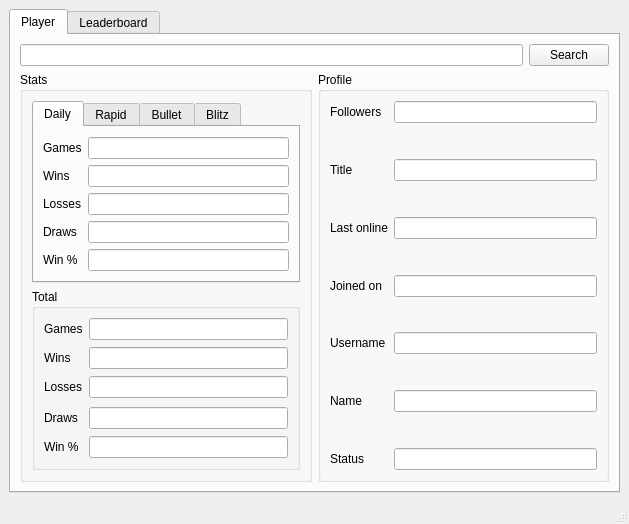
afmdiazh/Chess-Dot-Py, file src/interface/main_window.ui: the form before one commit.
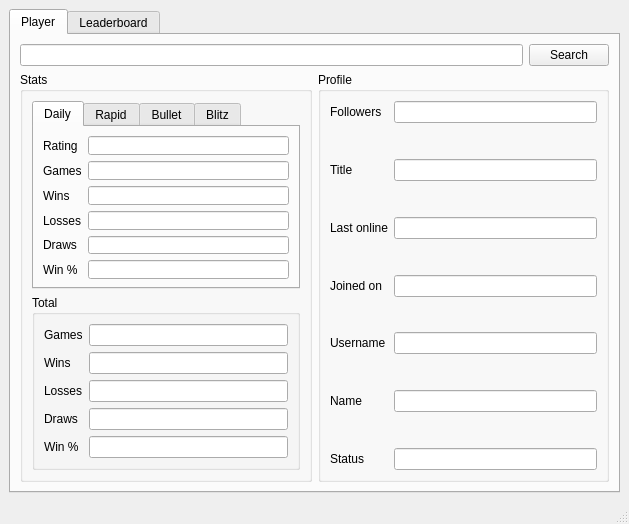
The form after the commit.

Commit message: UI: Added rating to subsections

```diff
--- a/src/interface/main_window.ui
+++ b/src/interface/main_window.ui
@@ -213,79 +213,89 @@
                   <attribute name="title">
                    <string>Daily</string>
                   </attribute>
-                  <layout class="QVBoxLayout" name="verticalLayout">
-                   <item>
+                  <layout class="QGridLayout" name="gridLayout">
+                   <item row="0" column="0">
                     <layout class="QGridLayout" name="gridLayoutDaily">
-                     <item row="4" column="0">
-                      <widget class="QLabel" name="labelDailyDraws">
-                       <property name="text">
-                        <string>Draws</string>
-                       </property>
-                      </widget>
-                     </item>
-                     <item row="5" column="0">
+                     <item row="6" column="0">
                       <widget class="QLabel" name="labelDailyWinrate">
                        <property name="text">
                         <string>Win %</string>
                        </property>
                       </widget>
                      </item>
-                     <item row="2" column="0">
+                     <item row="5" column="0">
+                      <widget class="QLabel" name="labelDailyDraws">
+                       <property name="text">
+                        <string>Draws</string>
+                       </property>
+                      </widget>
+                     </item>
+                     <item row="3" column="0">
                       <widget class="QLabel" name="labelDailyWins">
                        <property name="text">
                         <string>Wins</string>
                        </property>
                       </widget>
                      </item>
-                     <item row="3" column="0">
-                      <widget class="QLabel" name="labelDailyLosses">
-                       <property name="text">
-                        <string>Losses</string>
-                       </property>
-                      </widget>
-                     </item>
-                     <item row="0" column="0">
-                      <widget class="QLabel" name="labelDailyGames">
-                       <property name="text">
-                        <string>Games</string>
-                       </property>
-                      </widget>
-                     </item>
-                     <item row="0" column="1">
+                     <item row="1" column="1">
                       <widget class="QLineEdit" name="lineEditDailyGames">
                        <property name="readOnly">
                         <bool>true</bool>
                        </property>
                       </widget>
                      </item>
-                     <item row="2" column="1">
+                     <item row="4" column="0">
+                      <widget class="QLabel" name="labelDailyLosses">
+                       <property name="text">
+                        <string>Losses</string>
+                       </property>
+                      </widget>
+                     </item>
+                     <item row="3" column="1">
                       <widget class="QLineEdit" name="lineEditDailyWins">
                        <property name="readOnly">
                         <bool>true</bool>
                        </property>
                       </widget>
                      </item>
-                     <item row="3" column="1">
-                      <widget class="QLineEdit" name="lineEditDailyLosses">
-                       <property name="readOnly">
-                        <bool>true</bool>
+                     <item row="1" column="0">
+                      <widget class="QLabel" name="labelDailyGames">
+                       <property name="text">
+                        <string>Games</string>
                        </property>
                       </widget>
                      </item>
-                     <item row="4" column="1">
+                     <item row="5" column="1">
                       <widget class="QLineEdit" name="lineEditDailyDraws">
                        <property name="readOnly">
                         <bool>true</bool>
                        </property>
                       </widget>
                      </item>
-                     <item row="5" column="1">
+                     <item row="4" column="1">
+                      <widget class="QLineEdit" name="lineEditDailyLosses">
+                       <property name="readOnly">
+                        <bool>true</bool>
+                       </property>
+                      </widget>
+                     </item>
+                     <item row="6" column="1">
                       <widget class="QLineEdit" name="lineEditDailyWinrate">
                        <property name="readOnly">
                         <bool>true</bool>
                        </property>
                       </widget>
                      </item>
+                     <item row="0" column="0">
+                      <widget class="QLabel" name="labelDailyRating">
+                       <property name="text">
+                        <string>Rating</string>
+                       </property>
+                      </widget>
+                     </item>
+                     <item row="0" column="1">
+                      <widget class="QLineEdit" name="lineEditDailyRating"/>
+                     </item>
                     </layout>
                    </item>
                   </layout>
```
Left out of the diff: 188 changed lines with no effect on the pictures. The commit also changes 1 other file.
